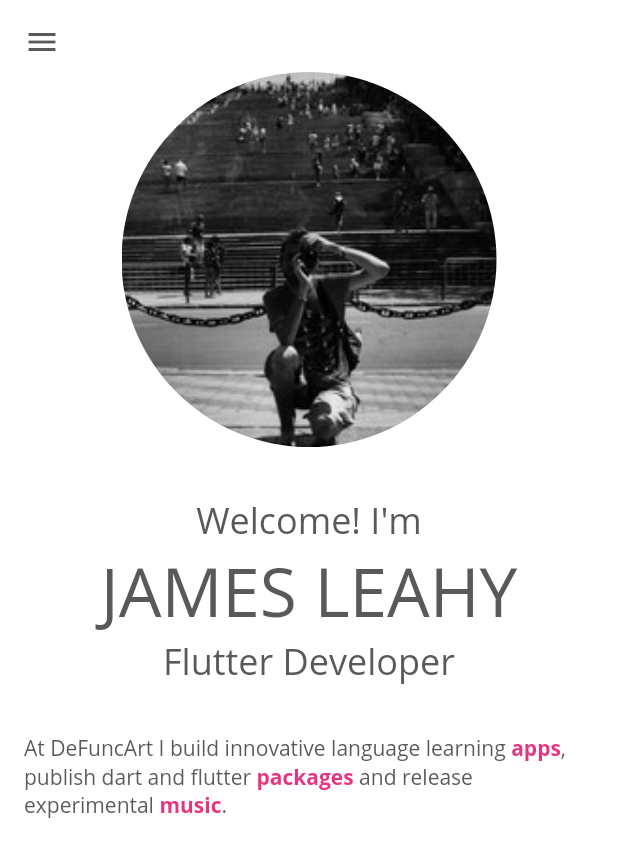
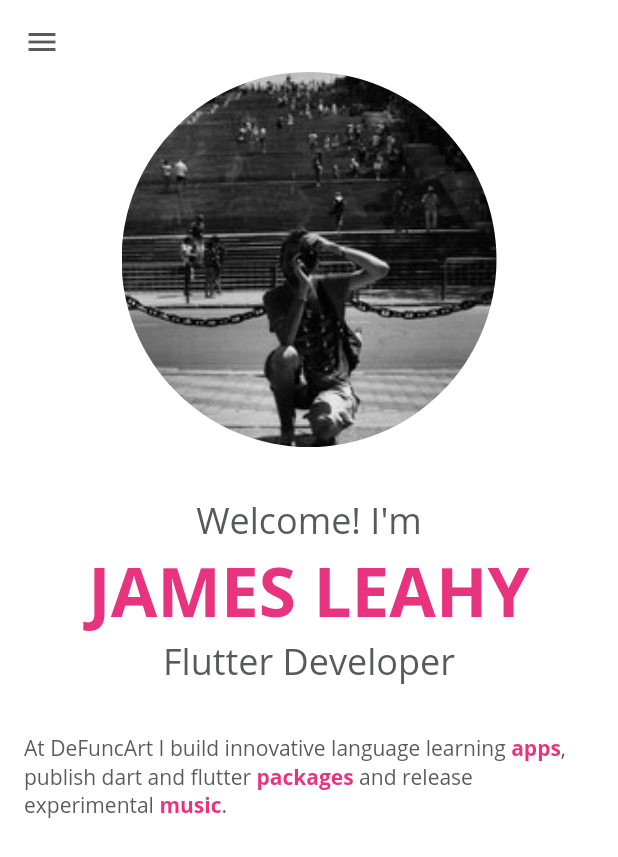
Before and after one commit to defuncart/defuncart.github.io, a Flutter app: the screen it shows after launch, on a phone screen of 412 x 824 dp. Shown: the top 857 px of the screen. Run offline on Flutter 3.47's test engine with Material 2 defaults, Android fonts, the phone set to English and light mode, and no system bars; our stand-ins replace flutter_html; missing offline and left inert: dart:html, markdown.

Commit message:
Update HomeScreen.

```diff
--- a/lib/widgets/screens/home_screen.dart
+++ b/lib/widgets/screens/home_screen.dart
@@ -96,7 +96,15 @@ class Intro extends StatelessWidget {
         ),
         Text(
           'JAMES LEAHY',
-          style: Theme.of(context).textTheme.headline3,
+          style: Theme.of(context)
+              .textTheme
+              .headline3
+              .copyWith(
+                fontWeight: FontWeight.bold,
+              )
+              .apply(
+                color: Theme.of(context).accentColor,
+              ),
         ),
         Text(
           'Flutter Developer',
```
